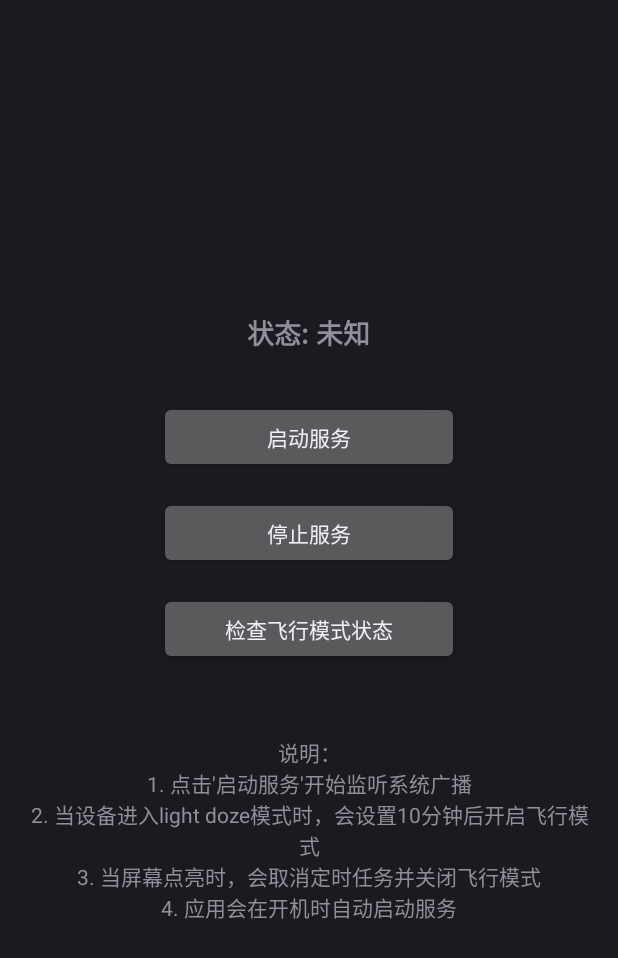
After one commit to whqvbcf/OApplication, an Android app: the layout activity_test_idle.xml on its own in the app's theme, with its tools: preview values and no code run, on a phone screen of 412 x 824 dp. The commit adds this screen. Shown: the top 958 px of the screen. Run offline under Robolectric (Android 15) with nearby library versions, the phone set to English and light mode, and no system bars.

Commit message:
提交待机进飞行demo。

```diff
--- a/app/src/main/java/com/example/myapplication/NotifActivity.java
+++ b/app/src/main/java/com/example/myapplication/NotifActivity.java
@@ -146,6 +146,9 @@ public class NotifActivity extends Activity {
         channel.enableVibration(true);
         channel.setVibrationPattern(new long[]{10, 10});
         notificationManager.createNotificationChannel(channel);
+//通知添加点击跳转
+        Intent intent = new Intent(this, MainActivity.class);
+        PendingIntent contentIntent = PendingIntent.getActivity(this, 0, intent, PendingIntent.FLAG_UPDATE_CURRENT | PendingIntent.FLAG_IMMUTABLE);
 
         Notification notification = new Notification.Builder(this, channelId)
                 .setContentTitle("Notification add low")
@@ -153,6 +156,7 @@ public class NotifActivity extends Activity {
                 .setLargeIcon(BitmapFactory.decodeResource(mContext.getResources(), android.R.drawable.star_off))
                 .setPriority(Notification.PRIORITY_DEFAULT)
                 .setSound(RingtoneManager.getDefaultUri(RingtoneManager.TYPE_NOTIFICATION))
+                .setContentIntent(contentIntent) // 设置点击通知后跳转的意图
                 .build();
 
         notificationManager.notify(NOTIFICATION_ID, notification);
--- /dev/null
+++ b/app/src/main/res/layout/activity_test_idle.xml
@@ -0,0 +1,47 @@
+<?xml version="1.0" encoding="utf-8"?>
+<LinearLayout xmlns:android="http://schemas.android.com/apk/res/android"
+    android:layout_width="match_parent"
+    android:layout_height="match_parent"
+    android:orientation="vertical"
+    android:padding="16dp"
+    android:gravity="center">
+
+    <TextView
+        android:id="@+id/status_text"
+        android:layout_width="wrap_content"
+        android:layout_height="wrap_content"
+        android:text="状态: 未知"
+        android:textSize="18sp"
+        android:textStyle="bold"
+        android:layout_marginBottom="32dp" />
+
+    <Button
+        android:id="@+id/start_service_button"
+        android:layout_width="200dp"
+        android:layout_height="wrap_content"
+        android:text="启动服务"
+        android:layout_marginBottom="16dp" />
+
+    <Button
+        android:id="@+id/stop_service_button"
+        android:layout_width="200dp"
+        android:layout_height="wrap_content"
+        android:text="停止服务"
+        android:layout_marginBottom="16dp" />
+
+    <Button
+        android:id="@+id/check_airplane_mode_button"
+        android:layout_width="200dp"
+        android:layout_height="wrap_content"
+        android:text="检查飞行模式状态"
+        android:layout_marginBottom="16dp" />
+
+    <TextView
+        android:layout_width="match_parent"
+        android:layout_height="wrap_content"
+        android:text="说明：\n1. 点击'启动服务'开始监听系统广播\n2. 当设备进入light doze模式时，会设置10分钟后开启飞行模式\n3. 当屏幕点亮时，会取消定时任务并关闭飞行模式\n4. 应用会在开机时自动启动服务"
+        android:textSize="14sp"
+        android:gravity="center"
+        android:layout_marginTop="32dp" />
+
+</LinearLayout>
```
Also changed, not shown: app/src/main/AndroidManifest.xml (+25 -2 lines), app/src/main/java/com/example/myapplication/AirplaneModeHelper.java (added, +64 -0 lines), app/src/main/java/com/example/myapplication/IdleModeReceiver.java (added, +158 -0 lines), app/src/main/java/com/example/myapplication/IdleModeService.java (added, +39 -0 lines), app/src/main/java/com/example/myapplication/MainActivity.java (+15 -1 lines), app/src/main/res/drawable/ly.xml (added, +16 -0 lines), 3 other files.
